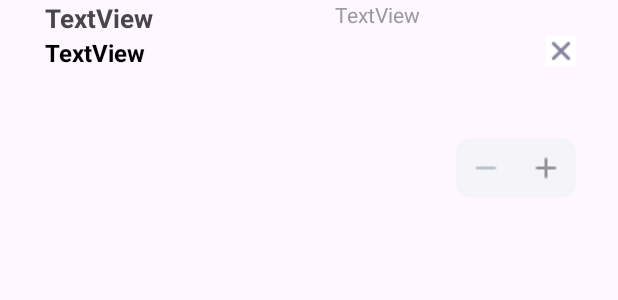
After one commit to tankoman228/MDK_S7, an Android app: the layout item_bin.xml on its own in the app's theme, with its tools: preview values and no code run, on a phone screen of 412 x 824 dp. The commit adds this screen. Shown: the top 300 px of the screen. Run offline under Robolectric (Android 15) with nearby library versions, the phone set to English and light mode, and no system bars.

Commit message:
Работа над корзиной продолжается...

```diff
--- a/app/src/main/java/com/example/mdk_s7/AnalysisInfo/AdapterAnalysis.java
+++ b/app/src/main/java/com/example/mdk_s7/AnalysisInfo/AdapterAnalysis.java
@@ -7,11 +7,7 @@ import android.view.View;
 import android.view.ViewGroup;
 import android.widget.BaseAdapter;
 import android.widget.Button;
-import android.widget.CheckBox;
-import android.widget.CompoundButton.OnCheckedChangeListener;
-import android.widget.ImageView;
 import android.widget.TextView;
-import android.widget.Toast;
 
 import com.example.mdk_s7.R;
 import com.example.mdk_s7.ToActivityConnectable;
--- /dev/null
+++ b/app/src/main/res/drawable/buttons_grey_pair_left.xml
@@ -0,0 +1,28 @@
+<?xml version="1.0" encoding="utf-8"?>
+<selector xmlns:android="http://schemas.android.com/apk/res/android">
+    <item android:state_pressed="false">
+        <shape android:shape="rectangle">
+            <corners
+                android:bottomLeftRadius="10dp"
+                android:topLeftRadius="10dp"/>
+            <solid android:color="@color/greyButton" />
+            <padding
+                android:left="10dp"
+                android:top="10dp"
+                android:bottom="10dp"
+                android:right="10dp"/>
+        </shape>
+    </item>
+    <item android:state_pressed="true">
+        <shape android:shape="rectangle">
+            <corners
+                android:bottomLeftRadius="10dp"
+                android:topLeftRadius="10dp"/>
+            <solid android:color="@color/greyButton" />
+            <padding android:left="10dp"
+                android:top="10dp"
+                android:bottom="10dp"
+                android:right="10dp"/>
+        </shape>
+    </item>
+</selector>
--- /dev/null
+++ b/app/src/main/res/drawable/buttons_grey_pair_right.xml
@@ -0,0 +1,29 @@
+<?xml version="1.0" encoding="utf-8"?>
+<?xml version="1.0" encoding="utf-8"?>
+<selector xmlns:android="http://schemas.android.com/apk/res/android">
+    <item android:state_pressed="false">
+        <shape android:shape="rectangle">
+            <corners
+                android:bottomRightRadius="10dp"
+                android:topRightRadius="10dp"/>
+            <solid android:color="@color/greyButton" />
+            <padding
+                android:left="10dp"
+                android:top="10dp"
+                android:bottom="10dp"
+                android:right="10dp"/>
+        </shape>
+    </item>
+    <item android:state_pressed="true">
+        <shape android:shape="rectangle">
+            <corners
+                android:bottomRightRadius="10dp"
+                android:topRightRadius="10dp"/>
+            <solid android:color="@color/greyButton" />
+            <padding android:left="10dp"
+                android:top="10dp"
+                android:bottom="10dp"
+                android:right="10dp"/>
+        </shape>
+    </item>
+</selector>
--- a/app/src/main/res/layout/activity_bin.xml
+++ b/app/src/main/res/layout/activity_bin.xml
@@ -30,10 +30,14 @@
         app:layout_constraintTop_toBottomOf="@+id/btnBinDelete" />
 
     <LinearLayout
-        android:layout_width="408dp"
-        android:layout_height="93dp"
+        android:layout_width="match_parent"
+        android:layout_height="wrap_content"
+        android:layout_marginTop="36dp"
         android:orientation="horizontal"
+        android:paddingRight="24dp"
+        android:paddingLeft="24dp"
         app:layout_constraintEnd_toEndOf="parent"
+        app:layout_constraintHorizontal_bias="0.333"
         app:layout_constraintStart_toStartOf="parent"
         app:layout_constraintTop_toBottomOf="@+id/listView">
 
@@ -42,12 +46,17 @@
             android:layout_width="wrap_content"
             android:layout_height="wrap_content"
             android:layout_weight="1"
+            android:textSize="20dp"
+            android:textStyle="bold"
             android:text="TextView" />
 
         <TextView
             android:id="@+id/textView6"
             android:layout_width="wrap_content"
             android:layout_height="wrap_content"
+            android:gravity="right"
+            android:textSize="20dp"
+            android:textStyle="bold"
             android:layout_weight="1"
             android:text="TextView" />
     </LinearLayout>
@@ -55,9 +64,9 @@
     <ListView
         android:id="@+id/listView"
         android:layout_width="306dp"
-        android:layout_height="62dp"
+        android:layout_height="wrap_content"
         app:layout_constraintEnd_toEndOf="parent"
         app:layout_constraintHorizontal_bias="0.495"
         app:layout_constraintStart_toStartOf="parent"
-        tools:layout_editor_absoluteY="304dp" />
+        tools:layout_editor_absoluteY="287dp" />
 </androidx.constraintlayout.widget.ConstraintLayout>
--- /dev/null
+++ b/app/src/main/res/layout/information_analysis.xml
@@ -0,0 +1,6 @@
+<?xml version="1.0" encoding="utf-8"?>
+<androidx.constraintlayout.widget.ConstraintLayout xmlns:android="http://schemas.android.com/apk/res/android"
+    android:layout_width="match_parent"
+    android:layout_height="match_parent">
+
+</androidx.constraintlayout.widget.ConstraintLayout>
--- /dev/null
+++ b/app/src/main/res/layout/item_bin.xml
@@ -0,0 +1,80 @@
+<?xml version="1.0" encoding="utf-8"?>
+<androidx.constraintlayout.widget.ConstraintLayout xmlns:android="http://schemas.android.com/apk/res/android"
+    xmlns:tools="http://schemas.android.com/tools"
+    android:layout_width="match_parent"
+    android:layout_height="match_parent"
+    xmlns:app="http://schemas.android.com/apk/res-auto">
+
+    <TextView
+        android:id="@+id/tvServiceDays"
+        android:layout_width="wrap_content"
+        android:layout_height="wrap_content"
+        android:layout_marginEnd="24dp"
+        android:text="TextView"
+        android:textColor="@color/greyText"
+        android:textSize="14dp"
+        app:layout_constraintEnd_toStartOf="@+id/btnBinClear"
+        tools:layout_editor_absoluteY="109dp" />
+
+    <TextView
+        android:id="@+id/tvServiceCost"
+        android:layout_width="wrap_content"
+        android:layout_height="wrap_content"
+        android:layout_marginStart="24dp"
+        android:text="TextView"
+        android:textSize="17dp"
+        android:textStyle="bold"
+        app:layout_constraintEnd_toStartOf="@+id/tvServiceDays"
+        app:layout_constraintHorizontal_bias="0.047"
+        app:layout_constraintStart_toStartOf="parent"
+        tools:layout_editor_absoluteY="109dp" />
+
+    <ImageButton
+        android:id="@+id/btnServiceAdd"
+        android:layout_width="wrap_content"
+        android:layout_height="wrap_content"
+        android:layout_marginTop="48dp"
+        android:layout_marginEnd="28dp"
+        android:background="@drawable/buttons_grey_pair_right"
+        android:src="@drawable/plus"
+        android:text="@string/add"
+        android:textColor="@color/white"
+        app:layout_constraintEnd_toEndOf="parent"
+        app:layout_constraintTop_toBottomOf="@+id/imageButton" />
+
+    <ImageButton
+        android:id="@+id/btnBinClear"
+        android:layout_width="wrap_content"
+        android:layout_height="wrap_content"
+        android:layout_marginTop="48dp"
+        android:background="@drawable/buttons_grey_pair_left"
+        android:src="@drawable/minus"
+        app:layout_constraintEnd_toStartOf="@+id/btnServiceAdd"
+        app:layout_constraintTop_toBottomOf="@+id/imageButton" />
+
+    <ImageButton
+        android:id="@+id/imageButton"
+        android:layout_width="wrap_content"
+        android:layout_height="wrap_content"
+        android:layout_marginTop="24dp"
+        android:layout_marginEnd="28dp"
+        android:background="@drawable/buttons_white_bordless"
+        app:layout_constraintEnd_toEndOf="parent"
+        app:layout_constraintTop_toTopOf="parent"
+        app:srcCompat="@drawable/close" />
+
+    <TextView
+        android:id="@+id/tvServiceame"
+        android:layout_width="0dp"
+        android:layout_height="wrap_content"
+        android:layout_marginTop="24dp"
+        android:text="TextView"
+        android:textColor="@color/black"
+        android:textSize="16dp"
+        android:textStyle="bold"
+        app:layout_constraintEnd_toStartOf="@+id/btnBinClear"
+        app:layout_constraintHorizontal_bias="0.0"
+        app:layout_constraintStart_toStartOf="@+id/tvServiceCost"
+        app:layout_constraintTop_toTopOf="parent" />
+
+</androidx.constraintlayout.widget.ConstraintLayout>
```
Also changed, not shown: app/src/main/res/drawable/close.png (added), app/src/main/res/drawable/minus.png.
